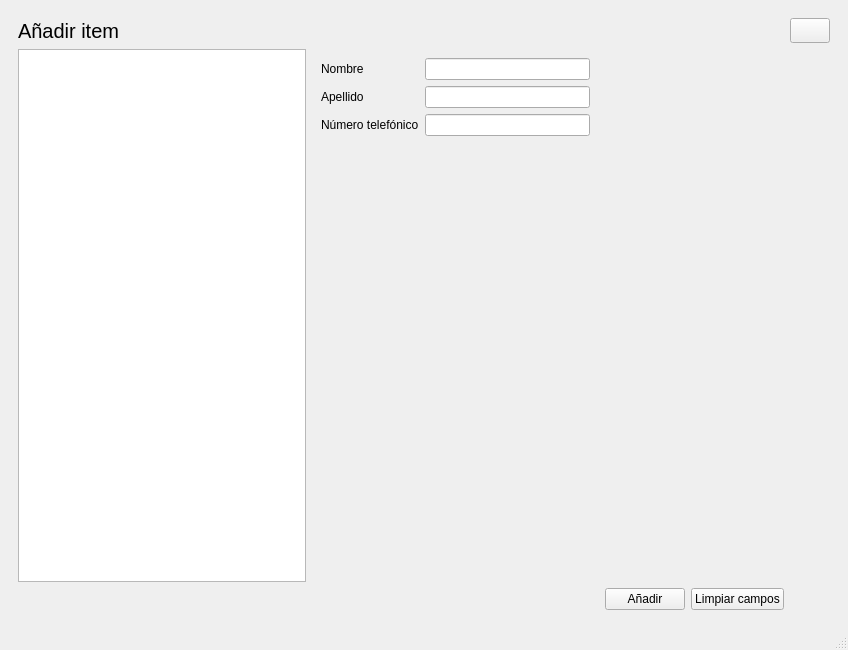
LewisMojica/3DPricing, file UI/gui.ui: the form before one commit.
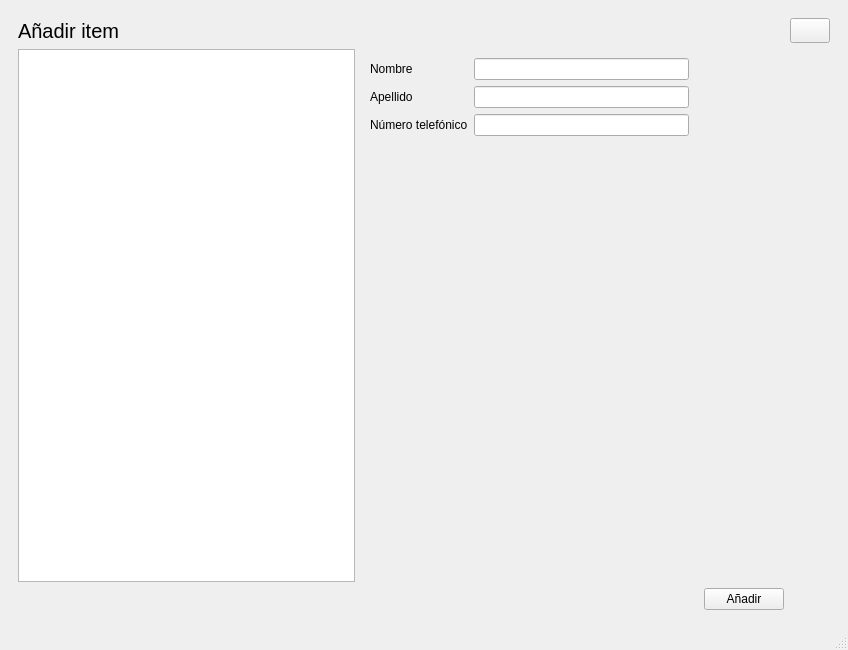
The form after the commit. The open tabs and pages were chosen to show the change. Icons and pictures are not drawn.

Commit message: Se elimina boton

```diff
--- a/UI/gui.ui
+++ b/UI/gui.ui
@@ -826,13 +826,6 @@
             </item>
            </layout>
           </item>
-          <item row="2" column="2">
-           <widget class="QPushButton" name="pushButton">
-            <property name="text">
-             <string>Limpiar campos</string>
-            </property>
-           </widget>
-          </item>
           <item row="2" column="1">
            <widget class="QPushButton" name="but_add">
             <property name="text">
```
Left out of the diff: 2 changed lines with no effect on the pictures. The commit also changes 2 other files.
